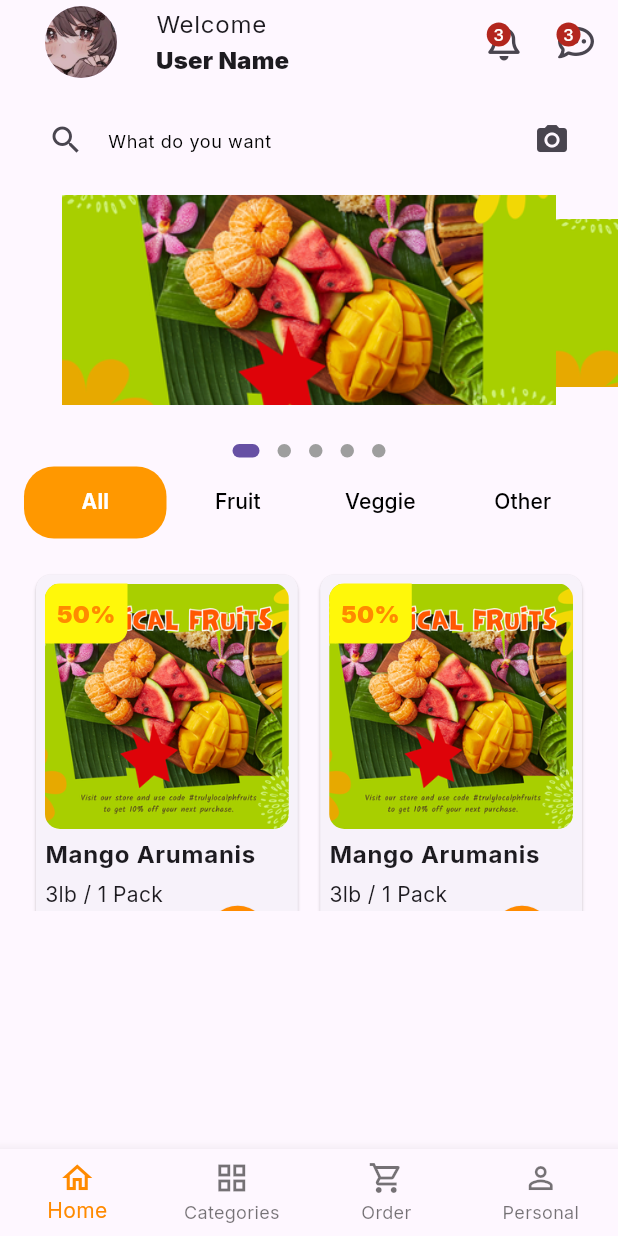
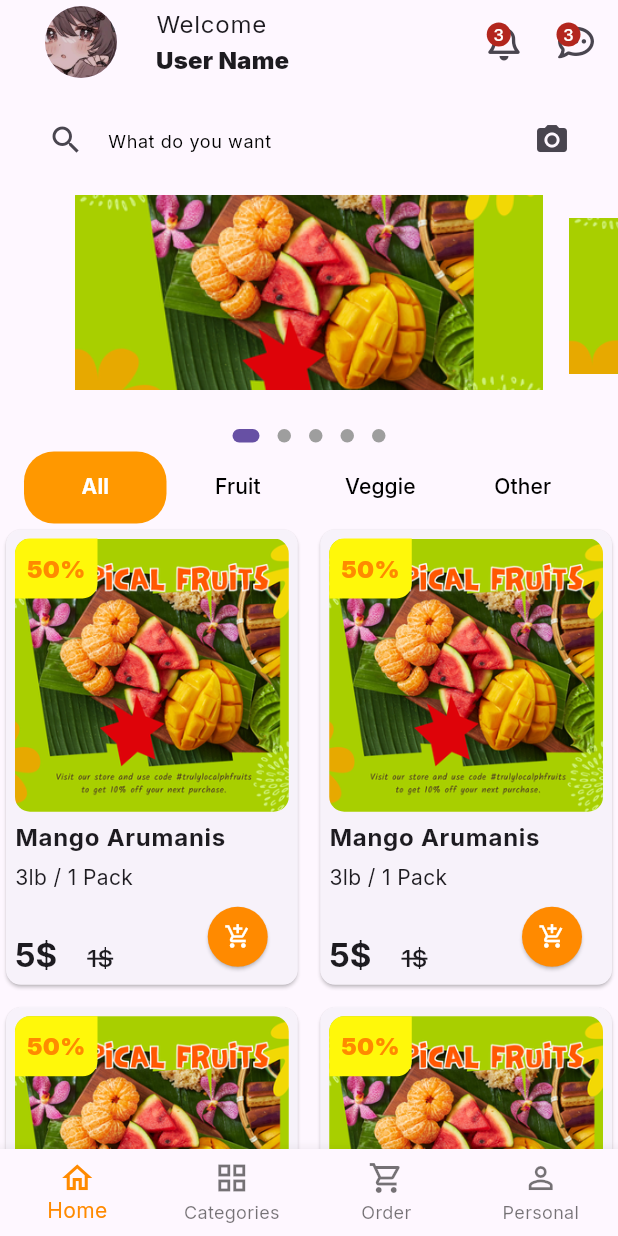
Before and after one commit to IbnuTopanAdib/fruit-shop, a Flutter app: the screen it shows after launch, on a phone screen of 412 x 824 dp. Run offline on Flutter 3.47's test engine with Material 3 defaults, Android fonts, the phone set to English and light mode, and no system bars; drawn by our look-alikes of dots_indicator; our stand-ins replace firebase_core, flutter_riverpod, font_awesome_flutter, google_fonts; accounts and stored records are empty.

Commit message:
fix minor layout

```diff
--- a/lib/screen/home_screen.dart
+++ b/lib/screen/home_screen.dart
@@ -23,7 +23,6 @@ class _HomeScreenState extends State<HomeScreen> with TickerProviderStateMixin {
   @override
   void dispose() {
     _tabController.dispose();
-
     super.dispose();
   }
 
@@ -52,8 +51,11 @@ class _HomeScreenState extends State<HomeScreen> with TickerProviderStateMixin {
             ],
           ),
         ),
+        // Flexible widget digunakan untuk mengatur sisa ruang lebih fleksibel
         const Discount(),
-        Container(
+        PreferredSize(
+          preferredSize: const Size.fromHeight(10),
+          child: Container(
             padding: const EdgeInsets.symmetric(horizontal: 16.0),
             child: TabBar(
               dividerColor: Colors.transparent,
@@ -74,26 +76,17 @@ class _HomeScreenState extends State<HomeScreen> with TickerProviderStateMixin {
               labelStyle: const TextStyle(
                 fontWeight: FontWeight.bold,
               ),
-            tabs: [
-              Tab(
-                text: 'All',
-              ),
-              Tab(
-                text: 'Fruit',
-              ),
-              Tab(
-                text: 'Veggie',
-              ),
-              Tab(
-                text: 'Other',
-              ),
+              tabs: const [
+                Tab(text: 'All'),
+                Tab(text: 'Fruit'),
+                Tab(text: 'Veggie'),
+                Tab(text: 'Other'),
               ],
             ),
           ),
-        Container(
-          padding: const EdgeInsets.all(20),
-          height: 268,
-          width: double.maxFinite,
+        ),
+        // Flexible untuk membuat GridView mengambil sisa ruang yang ada
+        Flexible(
           child: TabBarView(
             controller: _tabController,
             children: [
@@ -105,7 +98,7 @@ class _HomeScreenState extends State<HomeScreen> with TickerProviderStateMixin {
                     crossAxisSpacing: 7,
                     childAspectRatio: 0.65),
                 itemBuilder: (context, index) {
-                  return Item();
+                  return const Item();
                 },
               ),
               GridView.builder(
@@ -116,7 +109,7 @@ class _HomeScreenState extends State<HomeScreen> with TickerProviderStateMixin {
                     crossAxisSpacing: 7,
                     childAspectRatio: 0.65),
                 itemBuilder: (context, index) {
-                  return Item();
+                  return const Item();
                 },
               ),
               GridView.builder(
@@ -127,7 +120,7 @@ class _HomeScreenState extends State<HomeScreen> with TickerProviderStateMixin {
                     crossAxisSpacing: 7,
                     childAspectRatio: 0.65),
                 itemBuilder: (context, index) {
-                  return Item();
+                  return const Item();
                 },
               ),
               GridView.builder(
@@ -138,12 +131,12 @@ class _HomeScreenState extends State<HomeScreen> with TickerProviderStateMixin {
                     crossAxisSpacing: 7,
                     childAspectRatio: 0.65),
                 itemBuilder: (context, index) {
-                  return Item();
+                  return const Item();
                 },
               ),
             ],
           ),
-        )
+        ),
       ],
     );
   }
--- a/lib/widgets/discount.dart
+++ b/lib/widgets/discount.dart
@@ -14,7 +14,7 @@ class _DiscountState extends State<Discount> {
 
   final double _scaleFactor = .8;
 
-  final double _height = 160.0;
+  final double _height = 150.0;
 
   @override
   void initState() {
@@ -64,8 +64,8 @@ class _DiscountState extends State<Discount> {
         child: Align(
           alignment: Alignment.topCenter,
           child: Container(
-            height: 140,
-            width: MediaQuery.of(context).size.width - 70,
+            height: 130,
+            width: MediaQuery.of(context).size.width - 100,
             decoration: BoxDecoration(
                 image: DecorationImage(
                     fit: BoxFit.cover,
@@ -78,11 +78,10 @@ class _DiscountState extends State<Discount> {
 
   @override
   Widget build(BuildContext context) {
-    return Container(
-      child: Column(
+    return Column(
       children: [
         Container(
-            height: 160,
+          height: 150,
           child: PageView.builder(
             controller: pageController,
             itemCount: 5,
@@ -103,7 +102,6 @@ class _DiscountState extends State<Discount> {
           ),
         ),
       ],
-      ),
     );
   }
 }
```
Lines whose indentation alone changed are shown as unchanged.
